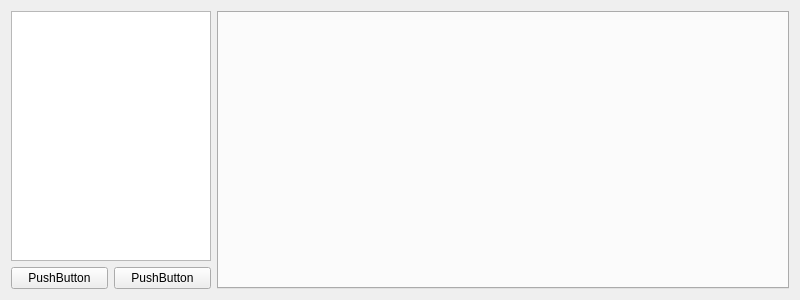
Above: source/filteroption.ui from seasea128/SpecTech before the change. Below: the same form after it.
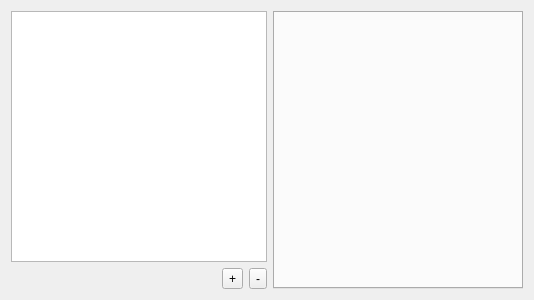
That is the form after the change.

Commit message: New UI for listing filter and some change to make it look nice

The edit to the form file:
```diff
--- a/source/filteroption.ui
+++ b/source/filteroption.ui
@@ -6,7 +6,7 @@
    <rect>
     <x>0</x>
     <y>0</y>
-    <width>800</width>
+    <width>532</width>
     <height>300</height>
    </rect>
   </property>
@@ -19,20 +19,20 @@
      <item>
       <widget class="QListWidget" name="listWidget">
        <property name="sizePolicy">
-        <sizepolicy hsizetype="Minimum" vsizetype="Expanding">
+        <sizepolicy hsizetype="MinimumExpanding" vsizetype="Expanding">
          <horstretch>0</horstretch>
          <verstretch>0</verstretch>
         </sizepolicy>
        </property>
        <property name="minimumSize">
         <size>
-         <width>200</width>
+         <width>0</width>
          <height>0</height>
         </size>
        </property>
        <property name="maximumSize">
         <size>
-         <width>200</width>
+         <width>16777215</width>
          <height>16777215</height>
         </size>
        </property>
@@ -41,16 +41,29 @@
      <item>
       <layout class="QHBoxLayout" name="horizontalLayout">
        <item>
-        <widget class="QPushButton" name="pushButton">
+        <spacer name="horizontalSpacer">
+         <property name="orientation">
+          <enum>Qt::Orientation::Horizontal</enum>
+         </property>
+         <property name="sizeHint" stdset="0">
+          <size>
+           <width>40</width>
+           <height>20</height>
+          </size>
+         </property>
+        </spacer>
+       </item>
+       <item>
+        <widget class="QToolButton" name="addButton">
          <property name="text">
-          <string>PushButton</string>
+          <string>+</string>
          </property>
         </widget>
        </item>
        <item>
-        <widget class="QPushButton" name="pushButton_2">
+        <widget class="QToolButton" name="removeButton">
          <property name="text">
-          <string>PushButton</string>
+          <string>-</string>
          </property>
         </widget>
        </item>
@@ -59,7 +72,14 @@
     </layout>
    </item>
    <item>
-    <widget class="QTabWidget" name="tabWidget"/>
+    <widget class="QTabWidget" name="tabWidget">
+     <property name="minimumSize">
+      <size>
+       <width>250</width>
+       <height>0</height>
+      </size>
+     </property>
+    </widget>
    </item>
   </layout>
  </widget>
```
The commit also changes 4 other files.
